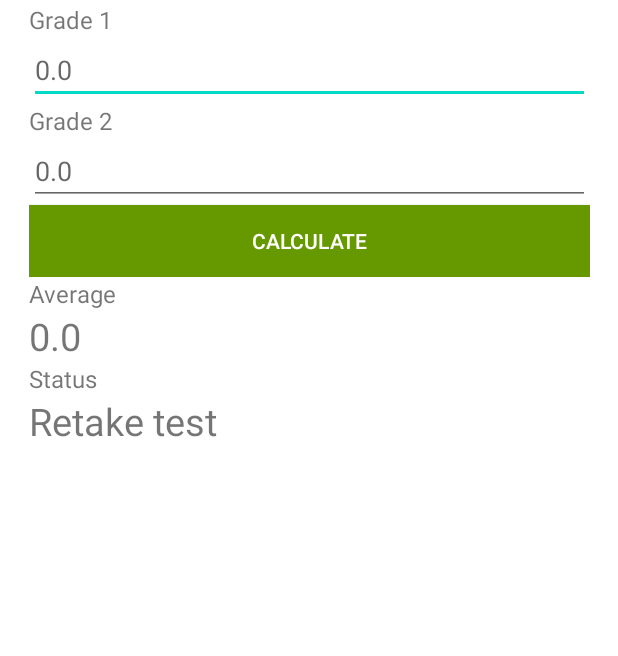
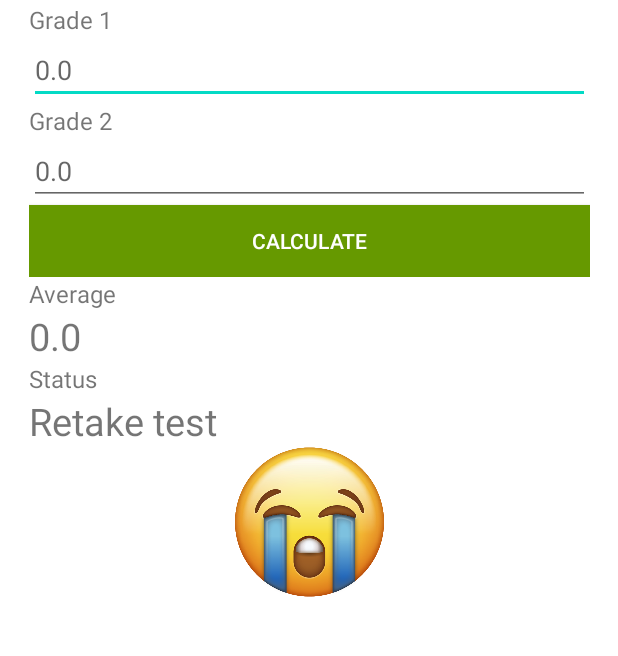
Before and after one commit to FelipeAlafy/EscolaApp, an Android app: the screen it shows after launch (MainActivity), on a phone screen of 412 x 824 dp, the part 107-763 px from its top. Run offline under Robolectric (Android 15) with nearby library versions, the light colour scheme and no system bars.

Commit message:
Emojis dinamicos
+ Adicionado emojis diinamicos:
   * Um aparece na situação de aluno aprovado,
   * Um aparece na situação de aluno em recuperação,
   * Um aparece na situação de aluno reprovado.

```diff
--- a/app/src/main/java/com/estudonauta/escola/MainActivity.java
+++ b/app/src/main/java/com/estudonauta/escola/MainActivity.java
@@ -15,19 +15,22 @@ import android.widget.Toast;
 
 public class MainActivity extends AppCompatActivity {
 
-    EditText editN1, editN2;
-    TextView txtM, txtSit;
-    LinearLayout layDados;
+    EditText        editN1, editN2;
+    TextView        txtM, txtSit;
+    ImageView       imgSit;
+    LinearLayout    layDados;
 
     @Override
     protected void onCreate(Bundle savedInstanceState) {
         super.onCreate(savedInstanceState);
         setContentView(R.layout.activity_main);
-        editN1 =     findViewById(R.id.editTextNumberDecimal);
-        editN2 =     findViewById(R.id.editTextNumberDecimal2);
-        txtM = findViewById(R.id.txtResMedia);
-        txtSit =    findViewById(R.id.txtSit);
-        layDados =  findViewById(R.id.layDados);
+        //Definindo as variaveis:
+        editN1   =     findViewById(R.id.editTextNumberDecimal);
+        editN2   =     findViewById(R.id.editTextNumberDecimal2);
+        txtM     =     findViewById(R.id.txtResMedia);
+        txtSit   =     findViewById(R.id.txtSit);
+        layDados =     findViewById(R.id.layDados);
+        imgSit   =     findViewById(R.id.imgSit);
     }
 
     public void calc(View view) {
@@ -53,16 +56,22 @@ public class MainActivity extends AppCompatActivity {
             //Definindo a situação do aluno
             if (media > 7) {
                 txtSit.setText(getString(R.string.strSitAp));
+                //Coisas Visuais
                 txtSit.setTextColor(Color.parseColor("#0e801b"));
                 Toast.makeText(getApplicationContext(), getString(R.string.strMsgAp), Toast.LENGTH_SHORT).show();
+                imgSit.setImageResource(R.drawable.emojiaprovado);
             } else if ((media > 5) && (media < 7)) {
                 txtSit.setText(getString(R.string.strSitRc));
+                //Coisas Visuais
                 txtSit.setTextColor(Color.parseColor("#21219c"));
                 Toast.makeText(getApplicationContext(), getString(R.string.strMsgRc), Toast.LENGTH_SHORT).show();
+                imgSit.setImageResource(R.drawable.emojirecuperacao);
             } else {
                 txtSit.setText(getString(R.string.strSitRp));
+                //Coisas Visuais
                 txtSit.setTextColor(Color.parseColor("#7e1010"));
                 Toast.makeText(getApplicationContext(), getString(R.string.strMsgRp), Toast.LENGTH_SHORT).show();
+                imgSit.setImageResource(R.drawable.emojireprovado);
             }
         }
     }
--- a/app/src/main/res/layout/activity_main.xml
+++ b/app/src/main/res/layout/activity_main.xml
@@ -95,7 +95,7 @@
         <LinearLayout
             android:id="@+id/layRes"
             android:layout_width="match_parent"
-            android:layout_height="458dp"
+            android:layout_height="wrap_content"
             android:orientation="vertical">
 
             <TextView
@@ -126,6 +126,12 @@
                 android:text="@string/strSitRc"
                 android:textSize="25sp" />
 
+            <ImageView
+                android:id="@+id/imgSit"
+                android:layout_width="match_parent"
+                android:layout_height="100dp"
+                app:srcCompat="@drawable/emojireprovado" />
+
         </LinearLayout>
     </LinearLayout>
 
```
